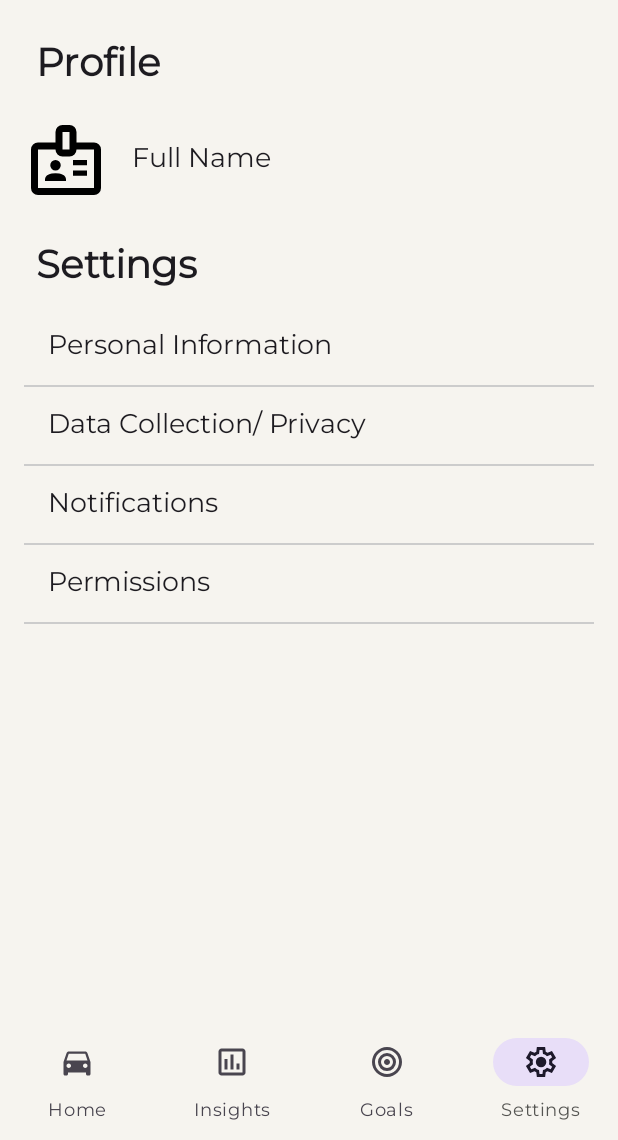
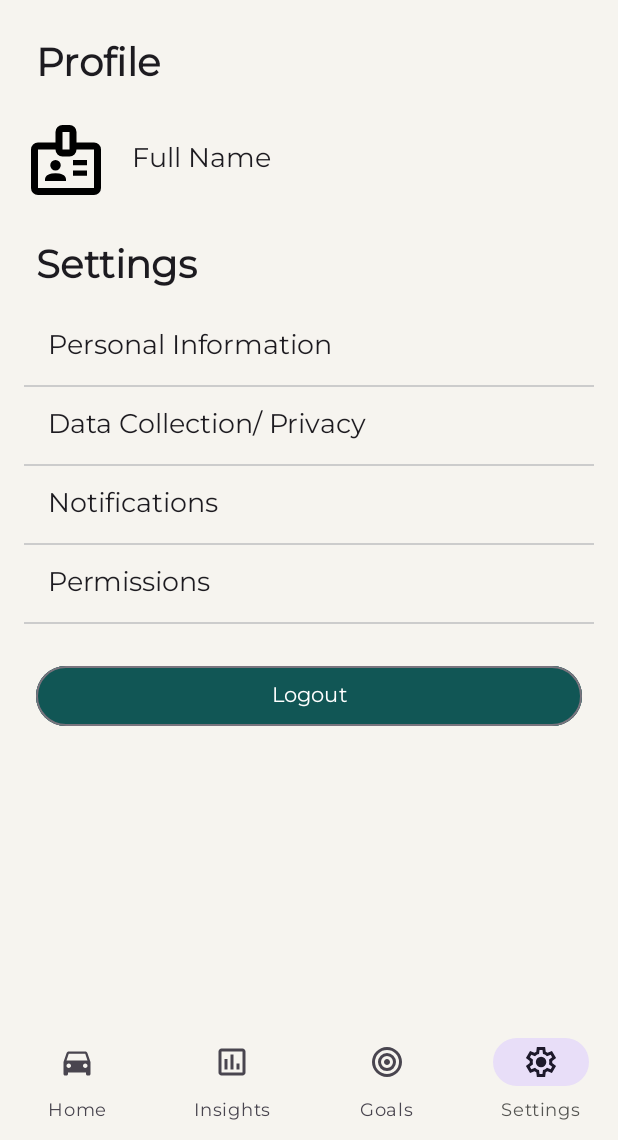
Before and after one commit to avrilalphonse/driving-buddy, an Android app: the SettingsFragment screen opened through its navigation route, on a phone screen of 412 x 824 dp, the part 96-1236 px from its top. Run offline under Robolectric (Android 15) with nearby library versions, the phone set to English and light mode, and no system bars; our stand-ins replace navigation-ui.

Commit message:
Added Logout Btn

```diff
--- a/app/src/main/java/com/drivingbuddy/MainActivity.java
+++ b/app/src/main/java/com/drivingbuddy/MainActivity.java
@@ -56,4 +56,9 @@ public class MainActivity extends AppCompatActivity {
             });
         }
     }
+
+    public void logout() {
+        // necessary logout logic can be put here
+        navController.navigate(R.id.loginFragment);
+    }
 }
--- a/app/src/main/java/com/drivingbuddy/SettingsFragment.java
+++ b/app/src/main/java/com/drivingbuddy/SettingsFragment.java
@@ -58,7 +58,16 @@ public class SettingsFragment extends Fragment {
     @Override
     public View onCreateView(LayoutInflater inflater, ViewGroup container,
                              Bundle savedInstanceState) {
-        // Inflate the layout for this fragment
-        return inflater.inflate(R.layout.fragment_settings, container, false);
+        View view = inflater.inflate(R.layout.fragment_settings, container, false);
+
+        // when logout is clicked, log the user out and return to the login screen
+        View logout_btn = view.findViewById(R.id.logout_btn);
+        logout_btn.setOnClickListener(v -> {
+            ((MainActivity) getActivity()).logout();
+        });
+        return view;
+
+//        // Inflate the layout for this fragment
+//        return inflater.inflate(R.layout.fragment_settings, container, false);
     }
 }
--- a/app/src/main/res/layout/fragment_settings.xml
+++ b/app/src/main/res/layout/fragment_settings.xml
@@ -172,6 +172,20 @@
             android:layout_width="match_parent"
             android:layout_height="1dp"
             android:background="#CCC" />
+        <LinearLayout
+            android:layout_width="match_parent"
+            android:layout_height="wrap_content">
+            <Button
+                android:id="@+id/logout_btn"
+                android:layout_width="match_parent"
+                android:layout_height="wrap_content"
+                android:layout_marginTop="24dp"
+                android:layout_marginStart="8dp"
+                android:layout_marginEnd="8dp"
+                android:text="Logout"
+                android:backgroundTint="@color/primary"
+                android:textColor="?attr/colorOnError"
+                style="?attr/materialButtonOutlinedStyle" />
+        </LinearLayout>
     </LinearLayout>
-
 </ScrollView>
```
